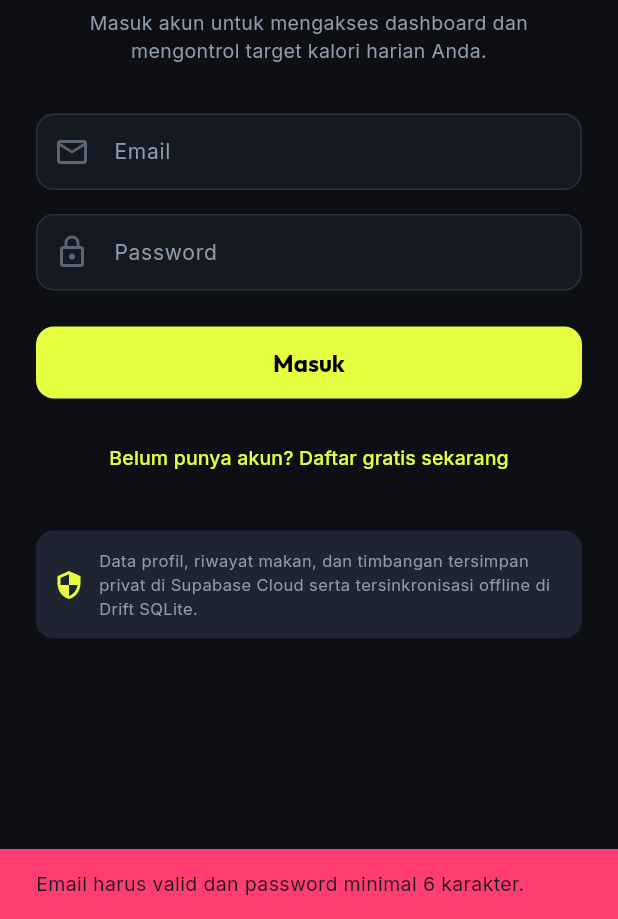
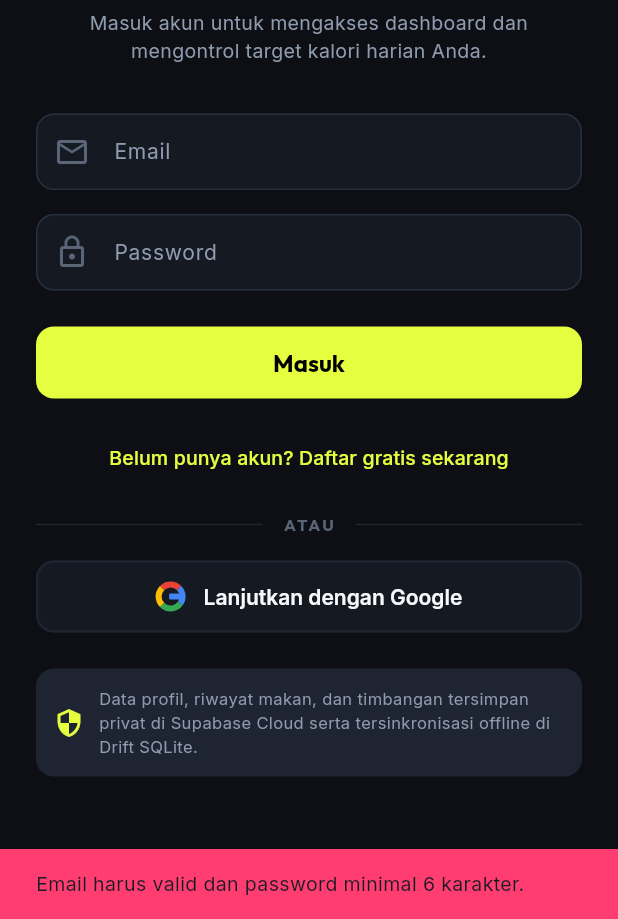
Before and after one commit to fauzanaziz0098/FitTrack, a Flutter app: the screen it shows after launch, after a tap on "Masuk", on a phone screen of 412 x 824 dp, the part 317-1236 px from its top. Run offline on Flutter 3.47's test engine with Material 3 defaults, Android fonts, the phone set to English and light mode, and no system bars; our stand-ins replace drift, drift_flutter, fl_chart, flutter_riverpod, google_fonts, shared_preferences and 1 more; accounts and stored records are empty; generated files the repository leaves out were written again.

Commit message:
feat(auth): add Google SSO authentication and deep linking callback

```diff
--- /dev/null
+++ b/lib/core/widgets/google_logo.dart
@@ -0,0 +1,65 @@
+import 'package:flutter/material.dart';
+
+/// Crisp, vector-rendered official 4-color Google "G" logo
+class GoogleLogo extends StatelessWidget {
+  final double size;
+  const GoogleLogo({super.key, this.size = 20});
+
+  @override
+  Widget build(BuildContext context) {
+    return CustomPaint(
+      size: Size(size, size),
+      painter: _GoogleLogoPainter(),
+    );
+  }
+}
+
+class _GoogleLogoPainter extends CustomPainter {
+  @override
+  void paint(Canvas canvas, Size size) {
+    final double w = size.width;
+    final double h = size.height;
+    final double strokeWidth = w * 0.20;
+    final Rect strokeRect = Rect.fromLTWH(
+      strokeWidth / 2,
+      strokeWidth / 2,
+      w - strokeWidth,
+      h - strokeWidth,
+    );
+
+    final Paint paint = Paint()
+      ..style = PaintingStyle.stroke
+      ..strokeWidth = strokeWidth
+      ..strokeCap = StrokeCap.butt;
+
+    // Red (top)
+    paint.color = const Color(0xFFEA4335);
+    canvas.drawArc(strokeRect, -3.14159 * 0.75, 3.14159 * 0.5, false, paint);
+
+    // Blue (top right)
+    paint.color = const Color(0xFF4285F4);
+    canvas.drawArc(strokeRect, -3.14159 * 0.25, 3.14159 * 0.45, false, paint);
+
+    // Green (bottom)
+    paint.color = const Color(0xFF34A853);
+    canvas.drawArc(strokeRect, 3.14159 * 0.2, 3.14159 * 0.55, false, paint);
+
+    // Yellow (bottom left)
+    paint.color = const Color(0xFFFBBC05);
+    canvas.drawArc(strokeRect, 3.14159 * 0.75, 3.14159 * 0.5, false, paint);
+
+    // Blue horizontal bar
+    final Paint barPaint = Paint()
+      ..color = const Color(0xFF4285F4)
+      ..style = PaintingStyle.fill;
+
+    final barRect = RRect.fromRectAndRadius(
+      Rect.fromLTRB(w * 0.45, h * 0.40, w * 0.95, h * 0.60),
+      Radius.circular(w * 0.04),
+    );
+    canvas.drawRRect(barRect, barPaint);
+  }
+
+  @override
+  bool shouldRepaint(covariant CustomPainter oldDelegate) => false;
+}
--- a/lib/data/remote/supabase_service.dart
+++ b/lib/data/remote/supabase_service.dart
@@ -74,6 +74,17 @@ class SupabaseService {
     final cl = client;
     if (cl == null) throw Exception('Supabase belum terhubung. Periksa konfigurasi URL & Key.');
     return await cl.auth.signInWithPassword(email: email, password: password);
+  }
+
+  /// Sign In with Google OAuth SSO
+  Future<bool> signInWithGoogle() async {
+    final cl = client;
+    if (cl == null) throw Exception('Supabase belum terhubung. Periksa konfigurasi URL & Key.');
+    return await cl.auth.signInWithOAuth(
+      OAuthProvider.google,
+      redirectTo: kIsWeb ? null : 'io.supabase.fittrack://login-callback',
+      authScreenLaunchMode: LaunchMode.externalApplication,
+    );
   }
 
   /// Sign Out
--- a/lib/features/auth/screens/auth_screen.dart
+++ b/lib/features/auth/screens/auth_screen.dart
@@ -2,6 +2,7 @@ import 'package:flutter/material.dart';
 import 'package:flutter_riverpod/flutter_riverpod.dart';
 import 'package:google_fonts/google_fonts.dart';
 import '../../../core/constants/app_colors.dart';
+import '../../../core/widgets/google_logo.dart';
 import '../providers/auth_provider.dart';
 
 class AuthScreen extends ConsumerStatefulWidget {
@@ -85,6 +86,27 @@ class _AuthScreenState extends ConsumerState<AuthScreen> {
           SnackBar(
             backgroundColor: AppColors.error,
             content: Text('Otentikasi gagal: $e'),
+          ),
+        );
+      }
+    } finally {
+      if (mounted) setState(() => _isLoading = false);
+    }
+  }
+
+  Future<void> _handleGoogleSignIn() async {
+    setState(() => _isLoading = true);
+    try {
+      final supabase = ref.read(supabaseServiceProvider);
+      await supabase.signInWithGoogle();
+      // Browser will open Google OAuth. Once authenticated, deep link returns to the app
+      // and authStateProvider triggers navigation to Dashboard automatically.
+    } catch (e) {
+      if (mounted) {
+        ScaffoldMessenger.of(context).showSnackBar(
+          SnackBar(
+            backgroundColor: AppColors.error,
+            content: Text('Login Google gagal: $e'),
           ),
         );
       }
@@ -187,6 +209,55 @@ class _AuthScreenState extends ConsumerState<AuthScreen> {
                 style: GoogleFonts.inter(fontSize: 13, color: AppColors.primary),
               ),
             ),
+            const SizedBox(height: 12),
+
+            // Divider ATAU
+            Row(
+              children: [
+                const Expanded(child: Divider(color: AppColors.surfaceLight, thickness: 1)),
+                Padding(
+                  padding: const EdgeInsets.symmetric(horizontal: 14),
+                  child: Text(
+                    'ATAU',
+                    style: GoogleFonts.outfit(
+                      fontSize: 11,
+                      fontWeight: FontWeight.bold,
+                      color: AppColors.textMuted,
+                      letterSpacing: 1.5,
+                    ),
+                  ),
+                ),
+                const Expanded(child: Divider(color: AppColors.surfaceLight, thickness: 1)),
+              ],
+            ),
+            const SizedBox(height: 16),
+
+            // Google SSO Button
+            OutlinedButton(
+              onPressed: _isLoading ? null : _handleGoogleSignIn,
+              style: OutlinedButton.styleFrom(
+                backgroundColor: AppColors.surface,
+                foregroundColor: AppColors.textPrimary,
+                side: const BorderSide(color: AppColors.surfaceLight, width: 1.5),
+                padding: const EdgeInsets.symmetric(vertical: 14),
+                shape: RoundedRectangleBorder(borderRadius: BorderRadius.circular(12)),
+              ),
+              child: Row(
+                mainAxisAlignment: MainAxisAlignment.center,
+                children: [
+                  const GoogleLogo(size: 20),
+                  const SizedBox(width: 12),
+                  Text(
+                    'Lanjutkan dengan Google',
+                    style: GoogleFonts.inter(
+                      fontSize: 14,
+                      fontWeight: FontWeight.w600,
+                      color: AppColors.textPrimary,
+                    ),
+                  ),
+                ],
+              ),
+            ),
 
             const SizedBox(height: 24),
             // Offline info
```
Also changed, not shown: 1 other file.
